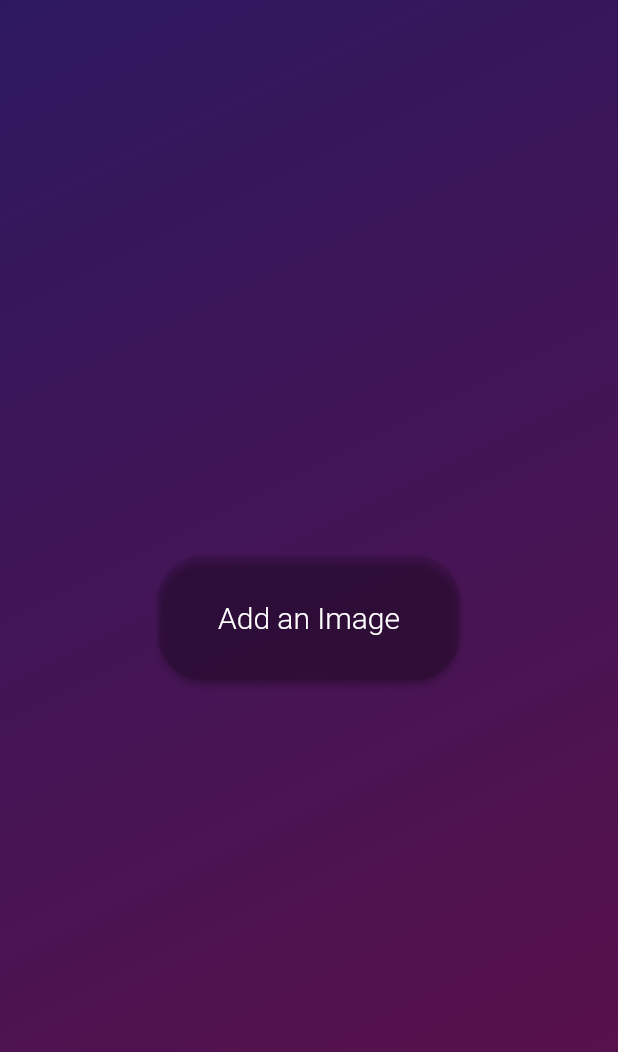
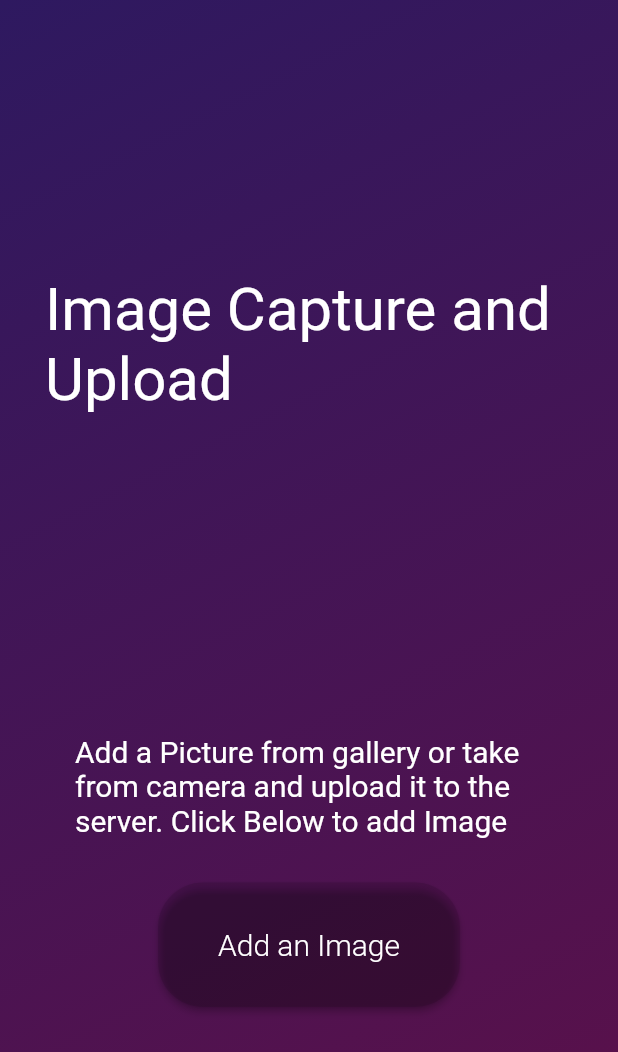
Before and after one commit to thezaeemaanwar/06-Flutter-Image-capture-and-upload, a Flutter app: the screen it shows after launch, on a phone screen of 412 x 824 dp. Shown: the top 1052 px of the screen. Run offline on Flutter 3.47's test engine with Material 2 defaults, Android fonts, the phone set to English and light mode, and no system bars; our stand-ins replace image_picker.

```diff
--- a/lib/AddImage.dart
+++ b/lib/AddImage.dart
@@ -1,5 +1,4 @@
 import 'dart:io';
-
 import 'alert.dart';
 import 'package:flutter/cupertino.dart';
 import 'package:flutter/material.dart';
@@ -33,7 +32,10 @@ class _AddImageState extends State<AddImage> {
         Navigator.push(
             context,
             MaterialPageRoute(
-                builder: (context) => DisplayPicture(image: _image)));
+                builder: (context) => DisplayPicture(
+                      image: _image,
+                      context: context,
+                    )));
       }
     } catch (e) {
       showAlert(
@@ -58,7 +60,10 @@ class _AddImageState extends State<AddImage> {
       Navigator.push(
           context,
           MaterialPageRoute(
-              builder: (context) => DisplayPicture(image: _image)));
+              builder: (context) => DisplayPicture(
+                    image: _image,
+                    context: context,
+                  )));
     }
   }
 
--- a/lib/main.dart
+++ b/lib/main.dart
@@ -42,11 +42,34 @@ class _MyHomePageState extends State<MyHomePage> {
           body: Center(
             child: Container(
               width: MediaQuery.of(context).size.width,
-              child: Center(
-                child: ElevatedButton(
+              child: Column(
+                  mainAxisAlignment: MainAxisAlignment.spaceEvenly,
+                  children: [
+                    Padding(
+                      padding: EdgeInsets.all(30),
+                      child: Text(
+                        "Image Capture and Upload",
+                        style: TextStyle(
+                          color: Colors.white,
+                          fontSize: 40,
+                        ),
+                      ),
+                    ),
+                    Column(
+                      children: [
+                        Padding(
+                          padding: EdgeInsets.symmetric(
+                              horizontal: 50, vertical: 30),
+                          child: Text(
+                            "Add a Picture from gallery or take from camera and upload it to the server. Click Below to add Image",
+                            style: TextStyle(color: Colors.white, fontSize: 20),
+                          ),
+                        ),
+                        ElevatedButton(
                           style: ElevatedButton.styleFrom(
                             primary: Color.fromRGBO(0, 0, 0, 0.1),
-                    padding: EdgeInsets.symmetric(vertical: 30, horizontal: 40),
+                            padding: EdgeInsets.symmetric(
+                                vertical: 30, horizontal: 40),
                             shape: RoundedRectangleBorder(
                                 borderRadius: BorderRadius.circular(30)),
                           ),
@@ -59,11 +82,15 @@ class _MyHomePageState extends State<MyHomePage> {
                             ),
                           ),
                           onPressed: () => {
-                    Navigator.push(context,
-                        MaterialPageRoute(builder: (context) => AddImage()))
+                            Navigator.push(
+                                context,
+                                MaterialPageRoute(
+                                    builder: (context) => AddImage()))
                           },
                         ),
-              ),
+                      ],
+                    )
+                  ]),
             ),
           )),
     );
```
Also changed, not shown: lib/DisplayPicture.dart (+46 -2 lines). Lines whose indentation alone changed are shown as unchanged.
